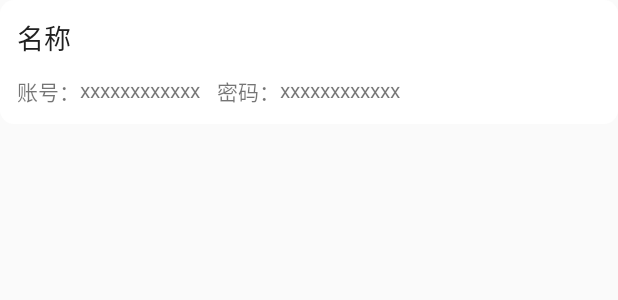
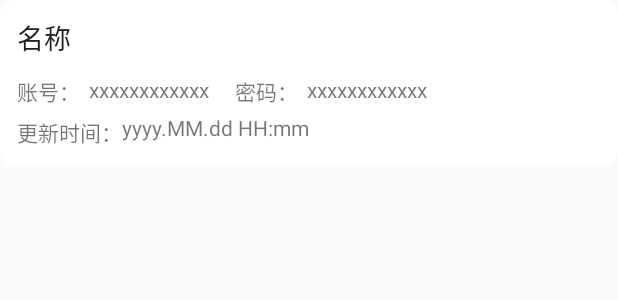
Before and after one commit to xzlyf/keyBag, an Android app: the layout item_key.xml on its own in the app's theme, with its tools: preview values and no code run, on a phone screen of 412 x 824 dp. Shown: the top 300 px of the screen. Run offline under Robolectric (Android 15) with nearby library versions, the phone set to English and light mode, and no system bars.

Commit message:
功能完善

```diff
--- a/app/src/main/java/com/xz/keybag/activity/MainActivity.java
+++ b/app/src/main/java/com/xz/keybag/activity/MainActivity.java
@@ -38,6 +38,7 @@ import java.util.Collections;
 import java.util.List;
 
 import butterknife.BindView;
+import dalvik.annotation.TestTarget;
 
 public class MainActivity extends BaseActivity implements View.OnClickListener {
 
@@ -196,7 +197,6 @@ public class MainActivity extends BaseActivity implements View.OnClickListener {
      * 异步数据读取线程类
      */
     private class ReadDataCommon extends Thread {
-
         @Override
         public void run() {
             super.run();
--- /dev/null
+++ b/app/src/main/res/drawable/btn_rectangle.xml
@@ -0,0 +1,9 @@
+<?xml version="1.0" encoding="utf-8"?>
+<selector xmlns:android="http://schemas.android.com/apk/res/android">
+    <item android:state_pressed="true">
+        <shape android:shape="rectangle">
+            <solid android:color="#D1D1D1"/>
+            <corners android:radius="20dp"/>
+        </shape>
+    </item>
+</selector>
--- a/app/src/main/res/layout/activity_add.xml
+++ b/app/src/main/res/layout/activity_add.xml
@@ -48,7 +48,7 @@
             android:layout_gravity="center"
             android:layout_margin="@dimen/dp_25"
             android:background="@null"
-            android:hint="名称"
+            android:hint="请输入名称"
             android:lines="1"
             android:maxLines="64"
             android:padding="@dimen/dp_12"
@@ -63,7 +63,7 @@
             android:layout_height="wrap_content"
             android:layout_marginTop="@dimen/dp_20"
             android:background="@null"
-            android:hint="账号"
+            android:hint="在此输入账号"
             android:lines="1"
             android:maxLines="64"
             android:padding="@dimen/dp_12"
@@ -75,7 +75,7 @@
             android:layout_width="match_parent"
             android:layout_height="wrap_content"
             android:background="@null"
-            android:hint="密码"
+            android:hint="在此输入密码"
             android:lines="1"
             android:maxLines="64"
             android:padding="@dimen/dp_12"
--- a/app/src/main/res/layout/item_key.xml
+++ b/app/src/main/res/layout/item_key.xml
@@ -1,10 +1,16 @@
 <?xml version="1.0" encoding="utf-8"?>
-<androidx.constraintlayout.widget.ConstraintLayout xmlns:android="http://schemas.android.com/apk/res/android"
+<LinearLayout xmlns:android="http://schemas.android.com/apk/res/android"
     xmlns:app="http://schemas.android.com/apk/res-auto"
     android:layout_width="match_parent"
     android:layout_height="wrap_content"
     android:background="@drawable/bg_yuanjiao"
+    android:orientation="horizontal"
     android:padding="@dimen/dp_10">
+
+    <androidx.constraintlayout.widget.ConstraintLayout
+        android:id="@+id/root_layout"
+        android:layout_width="match_parent"
+        android:layout_height="wrap_content">
 
         <TextView
             android:id="@+id/name"
@@ -32,6 +38,11 @@
             android:layout_width="wrap_content"
             android:layout_height="wrap_content"
             android:layout_marginTop="@dimen/dp_10"
+            android:background="@drawable/btn_rectangle"
+            android:clickable="true"
+            android:focusable="true"
+            android:paddingLeft="@dimen/dp_5"
+            android:paddingRight="@dimen/dp_5"
             android:text="xxxxxxxxxxxx"
             app:layout_constraintLeft_toRightOf="@+id/user_id_tips"
             app:layout_constraintTop_toBottomOf="@+id/name" />
@@ -51,6 +62,11 @@
             android:layout_width="wrap_content"
             android:layout_height="wrap_content"
             android:layout_marginTop="@dimen/dp_10"
+            android:background="@drawable/btn_rectangle"
+            android:clickable="true"
+            android:focusable="true"
+            android:paddingLeft="@dimen/dp_5"
+            android:paddingRight="@dimen/dp_5"
             android:text="xxxxxxxxxxxx"
             app:layout_constraintLeft_toRightOf="@+id/user_psw_tips"
             app:layout_constraintTop_toBottomOf="@+id/name" />
@@ -59,11 +75,38 @@
             android:id="@+id/state"
             android:layout_width="@dimen/dp_18"
             android:layout_height="0dp"
-        android:layout_marginStart="@dimen/dp_20"
             android:src="@drawable/ic_show"
             android:visibility="gone"
+
             app:layout_constraintBottom_toBottomOf="@+id/user_id"
             app:layout_constraintLeft_toRightOf="@+id/user_psw"
             app:layout_constraintTop_toTopOf="@+id/user_id" />
 
+        <TextView
+            android:id="@+id/time_tips"
+            android:layout_width="wrap_content"
+            android:layout_height="wrap_content"
+            android:layout_marginTop="@dimen/dp_5"
+            android:text="更新时间："
+            app:layout_constraintLeft_toLeftOf="parent"
+            app:layout_constraintTop_toBottomOf="@id/user_id_tips" />
+
+        <TextView
+            android:id="@+id/end_time"
+            android:layout_width="wrap_content"
+            android:layout_height="wrap_content"
+            android:layout_marginTop="@dimen/dp_5"
+            android:text="yyyy.MM.dd HH:mm"
+            app:layout_constraintLeft_toRightOf="@+id/time_tips"
+            app:layout_constraintTop_toBottomOf="@id/user_id" />
     </androidx.constraintlayout.widget.ConstraintLayout>
+
+    <FrameLayout
+        android:id="@+id/layout_2"
+        android:layout_width="@dimen/dp_50"
+        android:layout_height="match_parent"
+        android:background="@color/gray1">
+
+    </FrameLayout>
+
+</LinearLayout>
```
Also changed, not shown: app/src/main/java/com/xz/keybag/activity/AddActivity.java (+10 -6 lines), app/src/main/java/com/xz/keybag/adapter/KeyAdapter.java (+46 -4 lines). Lines whose indentation alone changed are shown as unchanged.
